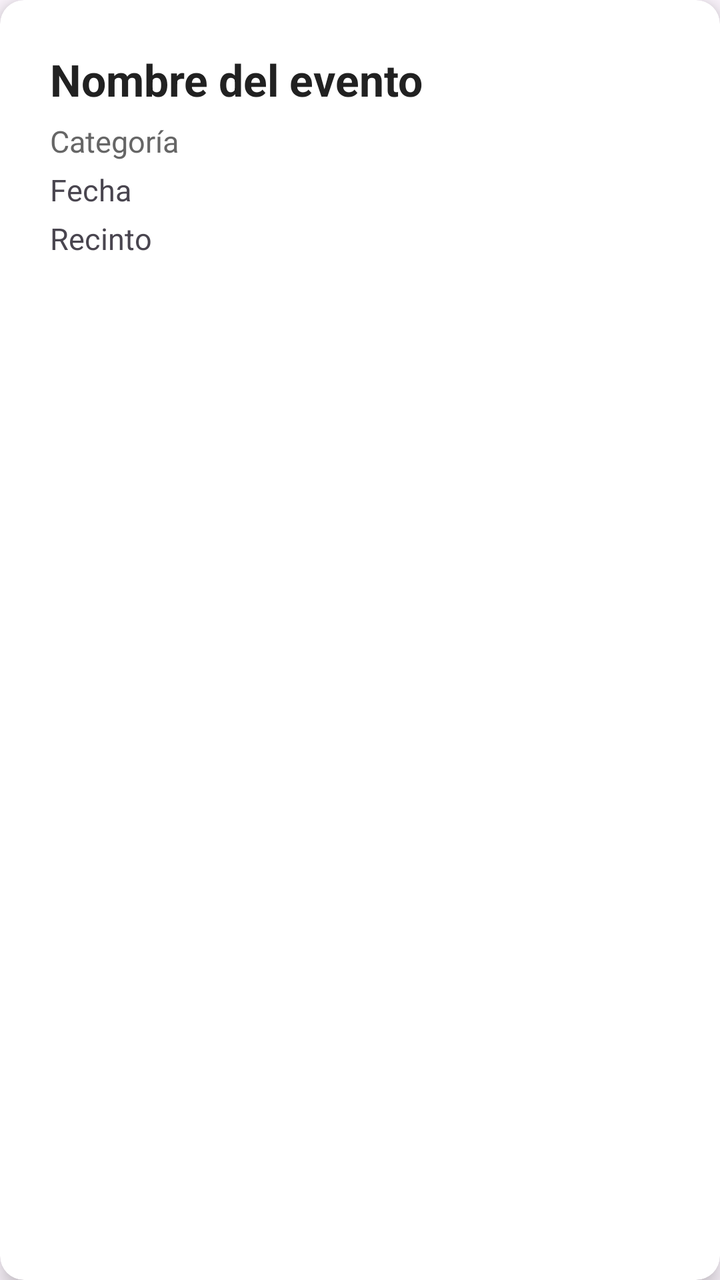
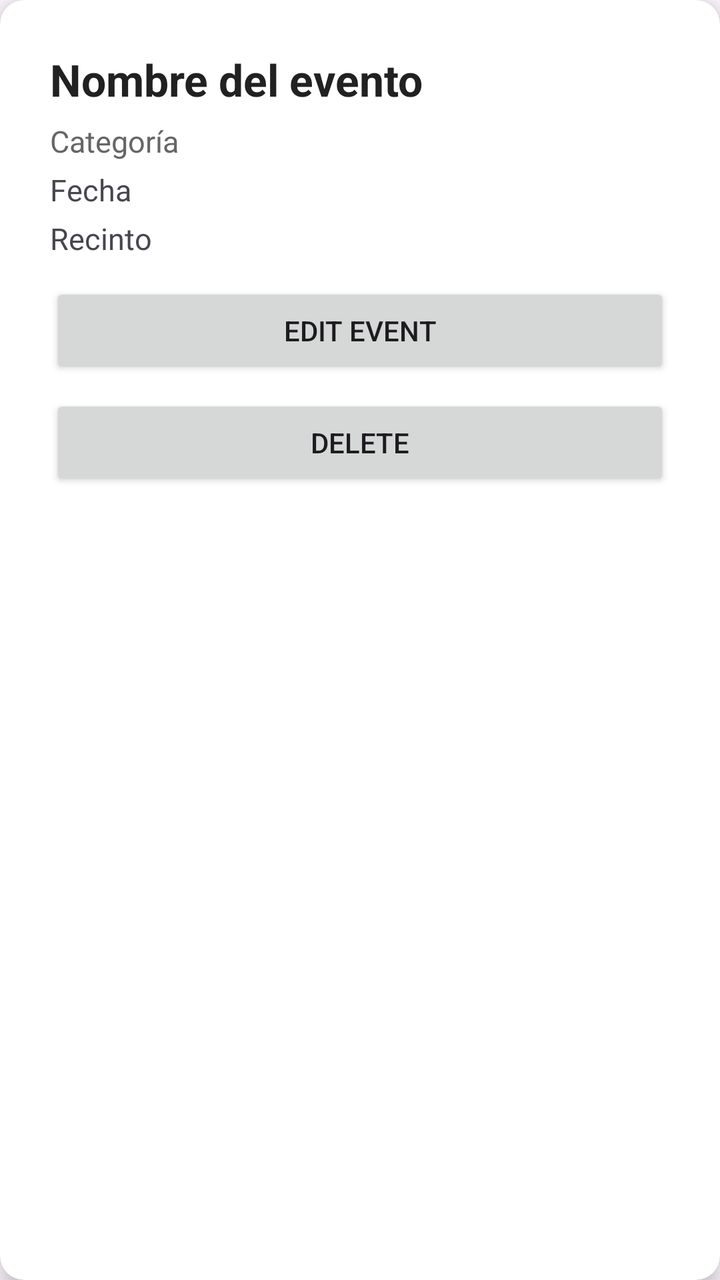

Screens rendered from an Android XML layout before and after an edit, with the pre-edit source and the edit as a unified diff.
<!-- AndroidManifest.xml: application theme Theme.AppEventia -->
<!-- res/layout/item_evento.xml -->
<?xml version="1.0" encoding="utf-8"?>
<androidx.cardview.widget.CardView
    xmlns:android="http://schemas.android.com/apk/res/android"
    xmlns:card_view="http://schemas.android.com/apk/res-auto"
    android:layout_width="match_parent"
    android:layout_height="wrap_content"
    android:layout_marginBottom="12dp"
    card_view:cardCornerRadius="12dp"
    card_view:cardElevation="6dp"
    android:layout_marginStart="8dp"
    android:layout_marginEnd="8dp"
    android:layout_marginTop="8dp">

    <LinearLayout
        android:layout_width="match_parent"
        android:layout_height="wrap_content"
        android:orientation="vertical"
        android:padding="25dp">

        <TextView
            android:id="@+id/eventoNombreText"
            android:layout_width="match_parent"
            android:layout_height="wrap_content"
            android:text="Nombre del evento"
            android:textSize="22sp"
            android:textStyle="bold"
            android:textColor="#212121"/>

        <TextView
            android:id="@+id/eventoCategoriaText"
            android:layout_width="match_parent"
            android:layout_height="wrap_content"
            android:text="Categoría"
            android:textSize="15sp"
            android:textColor="#666666"
            android:layout_marginTop="6dp"/>

        <TextView
            android:id="@+id/eventoFechaText"
            android:layout_width="match_parent"
            android:layout_height="wrap_content"
            android:text="Fecha"
            android:textSize="15sp"
            android:layout_marginTop="4dp"/>

        <TextView
            android:id="@+id/eventoRecintoText"
            android:layout_width="match_parent"
            android:layout_height="wrap_content"
            android:text="Recinto"
            android:textSize="15sp"
            android:layout_marginTop="4dp"/>

    </LinearLayout>

</androidx.cardview.widget.CardView>
<!-- resources referenced by this layout -->
<resources>
  <style name="Theme.AppEventia" parent="Base.Theme.AppEventia" />
  <style name="Base.Theme.AppEventia" parent="Theme.Material3.DayNight">
          
          
      </style>
</resources>

<!-- the commit's change to res/layout/item_evento.xml (unified diff, before → after) -->
@@ -51,6 +51,20 @@
             android:textSize="15sp"
             android:layout_marginTop="4dp"/>
 
+        <Button
+            android:id="@+id/editEventoButton"
+            android:layout_width="match_parent"
+            android:layout_height="wrap_content"
+            android:text="@string/edit_event"
+            android:layout_marginTop="12dp"/>
+
+        <Button
+            android:id="@+id/deleteEventoButton"
+            android:layout_width="match_parent"
+            android:layout_height="wrap_content"
+            android:text="@string/delete"
+            android:layout_marginTop="8dp"/>
+
     </LinearLayout>
 
 </androidx.cardview.widget.CardView>
<!-- resource entries referenced after the edit -->
@@ -1,5 +1,7 @@
 <!-- resources referenced by this layout -->
 <resources>
+  <string name="delete">Delete</string>
+  <string name="edit_event">Edit event</string>
   <style name="Theme.AppEventia" parent="Base.Theme.AppEventia" />
   <style name="Base.Theme.AppEventia" parent="Theme.Material3.DayNight">
           
